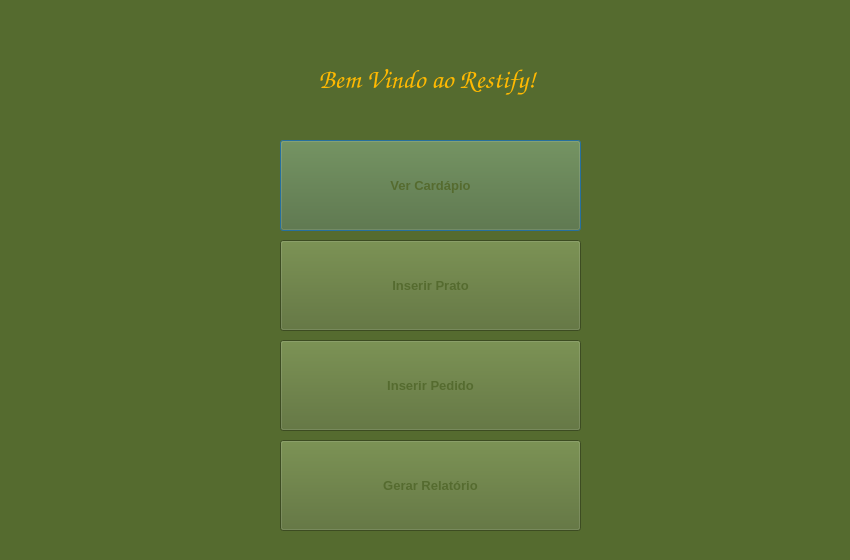
Above: tela1.ui from jujubsfs/restify3 before the change. Below: the same form after it.
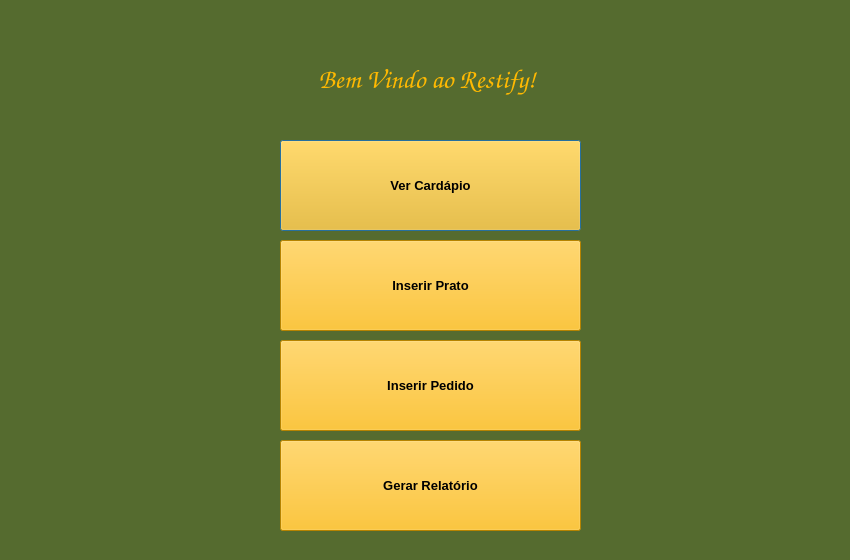
That is the form after the change. Icons and pictures are not drawn.

Commit message: Criação de toda as telas

Diff of the .ui file:
```diff
--- a/tela1.ui
+++ b/tela1.ui
@@ -90,6 +90,9 @@
    </property>
   </widget>
   <widget class="QPushButton" name="pushButton">
+   <property name="enabled">
+    <bool>true</bool>
+   </property>
    <property name="geometry">
     <rect>
      <x>280</x>
@@ -105,12 +108,14 @@
     </font>
    </property>
    <property name="styleSheet">
-    <string notr="true">color: rgb(85, 107, 47);
-</string>
+    <string notr="true">background-color: rgb(255, 183, 0);</string>
    </property>
    <property name="text">
     <string>Ver Cardápio</string>
    </property>
+   <property name="autoDefault">
+    <bool>true</bool>
+   </property>
   </widget>
   <widget class="QPushButton" name="pushButton_2">
    <property name="geometry">
@@ -128,8 +133,7 @@
     </font>
    </property>
    <property name="styleSheet">
-    <string notr="true">color: rgb(85, 107, 47);
-</string>
+    <string notr="true">background-color: rgb(255, 183, 0);</string>
    </property>
    <property name="text">
     <string>Inserir Prato</string>
@@ -151,8 +155,7 @@
     </font>
    </property>
    <property name="styleSheet">
-    <string notr="true">color: rgb(85, 107, 47);
-</string>
+    <string notr="true">background-color: rgb(255, 183, 0);</string>
    </property>
    <property name="text">
     <string>Inserir Pedido</string>
@@ -174,8 +177,7 @@
     </font>
    </property>
    <property name="styleSheet">
-    <string notr="true">color: rgb(85, 107, 47);
-</string>
+    <string notr="true">background-color: rgb(255, 183, 0);</string>
    </property>
    <property name="text">
     <string>Gerar Relatório</string>
```
The commit also changes 76 other files.
